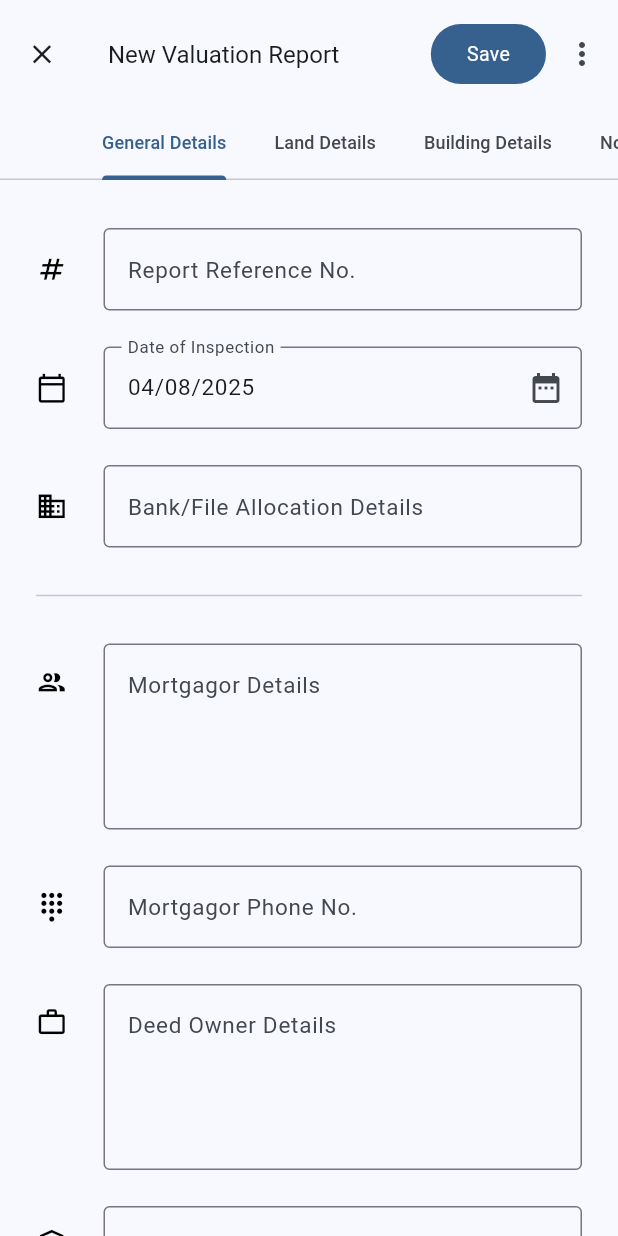
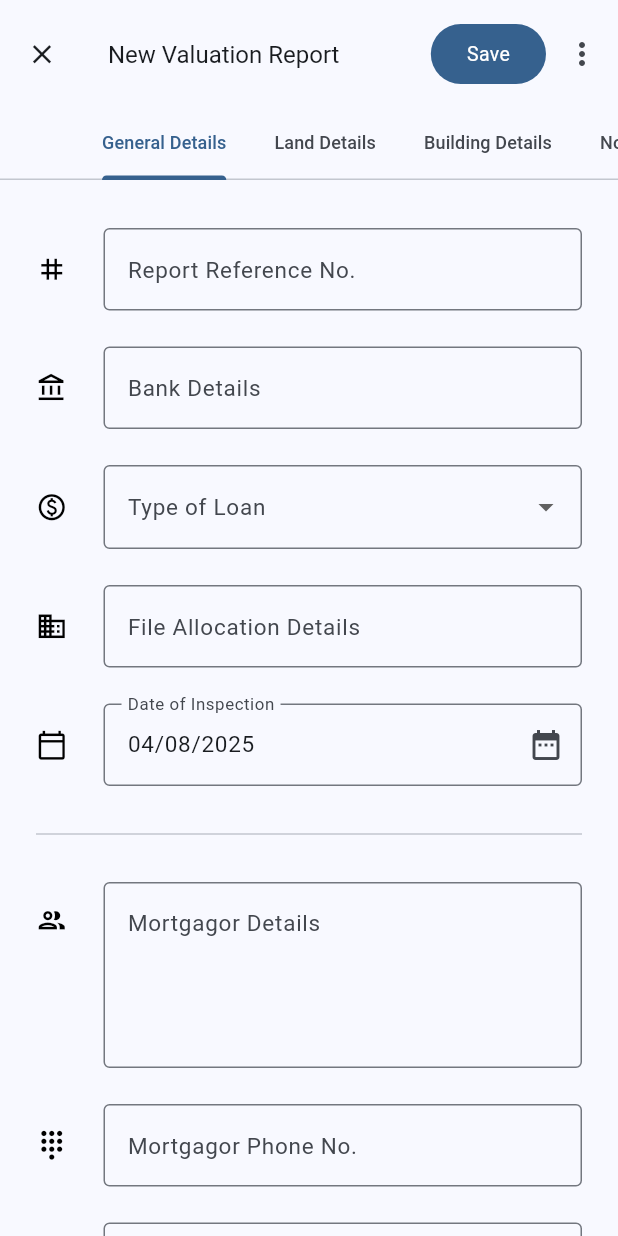
Before and after one commit to deninpaul/ValuatorX, a Flutter app: the HomeScreen screen opened by its route, after a tap on "New report", on a phone screen of 412 x 824 dp. Run offline on Flutter 3.47's test engine with Material 3 defaults, Android fonts, the phone set to English and light mode, and no system bars; our stand-ins replace flutter_compass, flutter_dotenv, flutter_map, geocoding, geolocator, hive_ce and 4 more; missing offline and left inert: dart:html, flutter_map_cache, flutter_map_marker_cluster, flutter_quill, http_cache_hive_store, markdown and 2 more; accounts and stored records are empty.

Commit message:
feat: new Valuation fields

```diff
--- a/lib/models/valuation.dart
+++ b/lib/models/valuation.dart
@@ -10,11 +10,14 @@ class Valuation {
   final String reportReference;
   final String fileAllocationDetail;
   final String dateOfInspection;
+  final String bankDetails;
+  final String typeOfLoan;
   final String mortgagorDetail;
   final String mortgagorNumber;
   final String deedOwnerDetail;
   final String legalReportDetail;
   final String deedDocumentDetails;
+  final String landCategory;
   final String possessionCertificateDetails;
   final String locationSketchDetails;
   final String propertyTaxCertificateDetails;
@@ -82,11 +85,14 @@ class Valuation {
     required this.status,
     required this.reportLink,
     required this.fileAllocationDetail,
+    required this.bankDetails,
+    required this.typeOfLoan,
     required this.mortgagorDetail,
     required this.mortgagorNumber,
     required this.deedOwnerDetail,
     required this.legalReportDetail,
     required this.deedDocumentDetails,
+    required this.landCategory,
     required this.possessionCertificateDetails,
     required this.locationSketchDetails,
     required this.propertyTaxCertificateDetails,
@@ -153,11 +159,14 @@ class Valuation {
   static const String DATE_OF_INSPECTION = "Date of Inspection";
   static const String STATUS = "Status";
   static const String FILE_ALLOCATION_DETAIL = "Bank/File Allocation Details";
+  static const String BANK_DETAIL = "Bank Details";
+  static const String TYPE_OF_LOAN = "Type of Loan";
   static const String MORTGAGOR_DETAIL = "Mortgagor Details";
   static const String MORTGAGOR_MOBILE = "Mortgagor Phone No.";
   static const String DEED_OWNER_DETAIL = "Deed Owner Details";
   static const String LEGAL_REPORT_REFERENCE = "Legal Report Date/Clause No.";
   static const String DEED_DOCUMENT_DETAILS = "Deed Number/Data/SRO";
+  static const String LAND_CATEGORY = "Land Category";
   static const String POCCESSION_CERTIFICATE_DETAILS = "Poccession Certificate Details";
   static const String LOCATION_SKETCH_DETAILS = "Location Sketch Details";
   static const String PROPERTY_TAX_CERTICATE_DETAILS = "Property Tax Certicate Details";
@@ -226,11 +235,14 @@ class Valuation {
       fileAllocationDetail: (json[FILE_ALLOCATION_DETAIL] ?? "").toString(),
       dateOfInspection: (json[DATE_OF_INSPECTION] ?? "").toString(),
       status: (json[STATUS] ?? "").toString(),
+      bankDetails: (json[BANK_DETAIL] ?? "").toString(),
+      typeOfLoan: (json[TYPE_OF_LOAN] ?? "").toString(),
       mortgagorDetail: (json[MORTGAGOR_DETAIL] ?? "").toString(),
       mortgagorNumber: (json[MORTGAGOR_MOBILE] ?? "").toString(),
       deedOwnerDetail: (json[DEED_OWNER_DETAIL] ?? "").toString(),
       legalReportDetail: (json[LEGAL_REPORT_REFERENCE] ?? "").toString(),
       deedDocumentDetails: (json[DEED_DOCUMENT_DETAILS] ?? "").toString(),
+      landCategory: (json[LAND_CATEGORY] ?? "").toString(),
       possessionCertificateDetails: (json[POCCESSION_CERTIFICATE_DETAILS] ?? "").toString(),
       locationSketchDetails: (json[LOCATION_SKETCH_DETAILS] ?? "").toString(),
       propertyTaxCertificateDetails: (json[PROPERTY_TAX_CERTICATE_DETAILS] ?? "").toString(),
@@ -301,10 +313,13 @@ class Valuation {
       DATE_OF_INSPECTION: dateOfInspection,
       STATUS: status,
       FILE_ALLOCATION_DETAIL: fileAllocationDetail,
+      BANK_DETAIL: bankDetails,
+      TYPE_OF_LOAN: typeOfLoan,
       MORTGAGOR_DETAIL: mortgagorDetail,
       MORTGAGOR_MOBILE: mortgagorNumber,
       DEED_OWNER_DETAIL: deedOwnerDetail,
       DEED_DOCUMENT_DETAILS: deedDocumentDetails,
+      LAND_CATEGORY: landCategory,
       LEGAL_REPORT_REFERENCE: legalReportDetail,
       POCCESSION_CERTIFICATE_DETAILS: possessionCertificateDetails,
       LOCATION_SKETCH_DETAILS: locationSketchDetails,
@@ -402,10 +417,13 @@ class Valuation {
     DATE_OF_INSPECTION,
     STATUS,
     FILE_ALLOCATION_DETAIL,
+    BANK_DETAIL,
+    TYPE_OF_LOAN,
     MORTGAGOR_DETAIL,
     MORTGAGOR_MOBILE,
     DEED_OWNER_DETAIL,
     DEED_DOCUMENT_DETAILS,
+    LAND_CATEGORY,
     LEGAL_REPORT_REFERENCE,
     POCCESSION_CERTIFICATE_DETAILS,
     LOCATION_SKETCH_DETAILS,
@@ -493,4 +511,8 @@ class Valuation {
   static const doorOptions = ["To be executed", "Wooden frame with panelled wooden door", "Wooden frame with modular door", "Wooden frame with laminate plywood door", "-"];
 
   static const rccProtectionOptions = ["To be executed", "Cement mortar screed laid to slope", "GI powder coated tiled profile sheet on steel truss", "Designed mangalore tiles on steel truss", "Mangalore tiles laid on slope roof", "-"];
+
+  static const typeOfLoanOptions = ["Education Loan", "Loan against Property", "Housing Loan", "Reserved Price", "-"];
+
+  static const landCategoryOptions = ["Purayidam", "Wet Land", "Parambu", "Nanja", "Wet Land Converted", "-"];
 }
--- a/lib/pages/common/button/create_button.dart
+++ b/lib/pages/common/button/create_button.dart
@@ -7,8 +7,9 @@ class CreateButton extends StatefulWidget {
   final String label;
   final Widget Function(String option) onOpen;
   final List<CreateButtonOption> options;
+  final bool isLoading;
 
-  const CreateButton({super.key, required this.label, this.options = const [], required this.onOpen});
+  const CreateButton({super.key, required this.label, this.options = const [], required this.onOpen, this.isLoading = false});
 
   @override
   State<CreateButton> createState() => _CreateButtonState();
@@ -44,7 +45,11 @@ class _CreateButtonState extends State<CreateButton> {
           child: Text(
             label,
             textAlign: TextAlign.right,
-            style: theme.textTheme.labelLarge!.copyWith(fontWeight: FontWeight.normal, overflow: TextOverflow.ellipsis, color: colorScheme.onPrimaryContainer),
+            style: theme.textTheme.labelLarge!.copyWith(
+              fontWeight: FontWeight.normal,
+              overflow: TextOverflow.ellipsis,
+              color: colorScheme.onPrimaryContainer,
+            ),
           ),
         ),
       );
@@ -72,7 +77,7 @@ class _CreateButtonState extends State<CreateButton> {
                 child: Padding(
                   padding: EdgeInsets.symmetric(horizontal: 8, vertical: 15),
                   child: ConstrainedBox(
-                    constraints: BoxConstraints(maxWidth: 180),
+                    constraints: BoxConstraints(maxWidth: 160),
                     child: Column(
                       spacing: 0,
                       crossAxisAlignment: CrossAxisAlignment.stretch,
@@ -96,7 +101,7 @@ class _CreateButtonState extends State<CreateButton> {
             ),
           ),
           OpenContainer(
-            transitionType: ContainerTransitionType.fade,
+            transitionType: ContainerTransitionType.fadeThrough,
             openBuilder: (context, _) {
               return widget.onOpen(option);
             },
@@ -112,14 +117,15 @@ class _CreateButtonState extends State<CreateButton> {
               return widget.options.isEmpty
                   ? FloatingActionButton.extended(
                     elevation: 0,
-                    onPressed: widget.options.isEmpty ? openContainer : toggleMenu,
+                    foregroundColor: widget.isLoading ? theme.disabledColor : colorScheme.onPrimaryContainer,
+                    onPressed: !widget.isLoading ? (widget.options.isEmpty ? openContainer : toggleMenu) : null,
                     icon: const Icon(Icons.add, size: 16),
                     label: Text(widget.label, style: TextStyle(fontWeight: FontWeight.normal)),
                   )
                   : TextButton(
-                    onPressed: toggleMenu,
+                    onPressed: !widget.isLoading ? toggleMenu : null,
                     style: TextButton.styleFrom(
-                      padding: EdgeInsets.symmetric(vertical: kIsWeb ? 26 : 18, horizontal: 18),
+                      padding: kIsWeb ? EdgeInsets.fromLTRB(15, 26, 20, 26) : EdgeInsets.fromLTRB(15, 18, 20, 18),
                       backgroundColor: Colors.transparent,
                       shape: BeveledRectangleBorder(),
                       elevation: 0,
@@ -141,8 +147,6 @@ class _CreateButtonState extends State<CreateButton> {
                           if (!open && showLabel)
                             Text(
                               widget.label,
-                              overflow: TextOverflow.clip,
-                              softWrap: true,
                               style: TextStyle(fontWeight: FontWeight.normal),
                             ),
                         ],
--- a/lib/pages/common/expandable_list.dart
+++ b/lib/pages/common/expandable_list.dart
@@ -46,7 +46,7 @@ class _ExpandableListState<T> extends State<ExpandableList<T>> {
     final colorScheme = theme.colorScheme;
     final double dividerIntent = isMobile(context) ? 21 : 24;
     final Divider divider = Divider(color: theme.dividerColor.withAlpha(64), indent: dividerIntent, endIndent: dividerIntent);
-    final minHeight = MediaQuery.of(context).size.height - 300 - (isMobile(context) ? 96 : 0) + (kIsWeb ? 28 : 0);
+    final minHeight = MediaQuery.of(context).size.height - 300 + (kIsWeb ? 28 : 0);
 
     final int itemsToShow = widget.items.isEmpty ? 0 : (_displayCount > widget.items.length ? widget.items.length : _displayCount);
     final bool showViewMoreButton = itemsToShow < widget.items.length;
@@ -54,7 +54,7 @@ class _ExpandableListState<T> extends State<ExpandableList<T>> {
     return Container(
       constraints: BoxConstraints(minHeight: minHeight),
       padding: const EdgeInsets.symmetric(vertical: 4),
-      margin: const EdgeInsets.only(bottom: 15),
+      margin: EdgeInsets.only(bottom: isMobile(context) ? 0 : 15),
       decoration: BoxDecoration(color: colorScheme.surface, borderRadius: BorderRadius.circular(26)),
       child: Column(
         mainAxisSize: MainAxisSize.min,
--- a/lib/pages/more/more_screen.dart
+++ b/lib/pages/more/more_screen.dart
@@ -191,7 +191,7 @@ class _MoreScreenState extends State<MoreScreen> {
                   Spacer(),
                   Container(
                     padding: EdgeInsets.only(bottom: isMobile(context) ? 8 : 11, top: 18),
-                    child: Text("ValuatorX\nApp Version: v1.0.4", textAlign: TextAlign.center, style: TextStyle(color: theme.hintColor)),
+                    child: Text("ValuatorX\nApp Version: v1.0.5", textAlign: TextAlign.center, style: TextStyle(color: theme.hintColor)),
                   ),
                 ],
               ),
--- a/lib/pages/valuation/valuation_form.dart
+++ b/lib/pages/valuation/valuation_form.dart
@@ -146,7 +146,7 @@ class _ValuationFormState extends State<ValuationForm> with TickerProviderStateM
         context: context,
         builder:
             (_) =>
-                DiscardDialog(actions: {"Discard": cancelDraft, if (editMode) "Save changes": submitForm else "Save as draft": saveDraft}),
+                DiscardDialog(actions: {"Discard": cancelDraft, if (editMode) "Save changes": submitForm else if (!templateMode) "Save as draft": saveDraft}),
       );
     } else {
       Navigator.pop(context);
@@ -224,16 +224,35 @@ class _ValuationFormState extends State<ValuationForm> with TickerProviderStateM
                           BasicField(
                             name: 'Template Name',
                             controller: controllers[Valuation.DATE_OF_INSPECTION]!,
-                            icon: Icons.file_copy_outlined,
+                            icon: Icons.description_outlined,
                             focusField: widget.focusField,
                             required: true,
                           ),
                         BasicField(
                           name: Valuation.REPORT_REFERENCE,
                           controller: controllers[Valuation.REPORT_REFERENCE]!,
-                          icon: Icons.numbers,
+                          icon: Icons.grid_3x3_outlined,
                           focusField: widget.focusField,
                           required: true,
+                        ),
+                        BasicField(
+                          name: Valuation.BANK_DETAIL,
+                          controller: controllers[Valuation.BANK_DETAIL]!,
+                          icon: Icons.account_balance_outlined,
+                          focusField: widget.focusField,
+                        ),
+                        DropdownField(
+                          name: Valuation.TYPE_OF_LOAN,
+                          controller: controllers[Valuation.TYPE_OF_LOAN]!,
+                          icon: Icons.paid_outlined,
+                          focusField: widget.focusField,
+                          options: Valuation.typeOfLoanOptions,
+                        ),
+                        BasicField(
+                          name: "File Allocation Details",
+                          controller: controllers[Valuation.FILE_ALLOCATION_DETAIL]!,
+                          icon: Icons.business_outlined,
+                          focusField: widget.focusField,
                         ),
                         if (!templateMode)
                           DatePickerField(
@@ -243,12 +262,6 @@ class _ValuationFormState extends State<ValuationForm> with TickerProviderStateM
                             focusField: widget.focusField,
                             required: true,
                           ),
-                        BasicField(
-                          name: Valuation.FILE_ALLOCATION_DETAIL,
-                          controller: controllers[Valuation.FILE_ALLOCATION_DETAIL]!,
-                          icon: Icons.business_outlined,
-                          focusField: widget.focusField,
-                        ),
                         Divider(),
                         AreaField(
                           name: Valuation.MORTGAGOR_DETAIL,
@@ -280,6 +293,13 @@ class _ValuationFormState extends State<ValuationForm> with TickerProviderStateM
                           controller: controllers[Valuation.DEED_DOCUMENT_DETAILS]!,
                           icon: Icons.assignment_ind_outlined,
                           focusField: widget.focusField,
+                        ),
+                        DropdownField(
+                          name: Valuation.LAND_CATEGORY,
+                          controller: controllers[Valuation.LAND_CATEGORY]!,
+                          icon: Icons.landscape_outlined,
+                          focusField: widget.focusField,
+                          options: Valuation.landCategoryOptions,
                         ),
                         AreaField(
                           name: Valuation.POCCESSION_CERTIFICATE_DETAILS,
--- a/lib/pages/valuation/valuation_screen.dart
+++ b/lib/pages/valuation/valuation_screen.dart
@@ -131,6 +131,7 @@ class _ValuationsState extends State<Valuations> with WidgetsBindingObserver {
             floatingActionButton: CreateButton(
               label: "New report",
               onOpen: openValuationForm,
+              isLoading: provider.isLoading,
               options: provider.templates.map((val) => CreateButtonOption(id: val.id, label: val.templateTile)).toList(),
             ),
             body: RefreshIndicator(
--- a/lib/services/valuation_service.dart
+++ b/lib/services/valuation_service.dart
@@ -13,7 +13,7 @@ class ValuationService extends ExcelService {
 
   final _driveId = "b!bjWHx8vaSUGa2c_fZH7AoTlNAe4QjSFKrgLAyq8Smcgfz6YLhZb1T7j74-c_w8yy";
   final _reportPath = "/drive/root:/SAMANTO ASSOCIATES (P) Ltd/00 VALUATION/Apps/Uploads";
-  final _templateId = "01OTD6NSKJH6IV3JKRMBGKWNTKXJLS2CGK";
+  final _templateId = "01OTD6NSJAS6L7SDOXRZBZFNQNIHTN723N";
 
   Future createNewReportWorksheet({required Client client, required String fileName}) async {
     try {
--- a/lib/utils/common.dart
+++ b/lib/utils/common.dart
@@ -46,7 +46,8 @@ bool isDesktop(BuildContext context) {
   return width > 1280;
 }
 
-EdgeInsets formPadding(BuildContext context) => EdgeInsets.symmetric(horizontal: isMobile(context) ? 24 : (isDesktop(context) ? 240 : 48), vertical: 32);
+EdgeInsets formPadding(BuildContext context) =>
+    EdgeInsets.symmetric(horizontal: isMobile(context) ? 24 : (isDesktop(context) ? 240 : 48), vertical: 32);
 
 String normalizeString(String input) {
   return input.toLowerCase().replaceAll(RegExp(r'[^\w]+'), ' ').trim();
--- a/pubspec.yaml
+++ b/pubspec.yaml
@@ -1,7 +1,7 @@
 name: valuatorx
 description: "Create and manage valuation reports and more with ValuatorX"
 publish_to: 'none'
-version: 1.0.4+33
+version: 1.0.5+35
 environment:
   sdk: ^3.7.0
 dependencies:
```
Also changed, not shown: lib/pages/valuation/valuation_details.dart (+23 -2 lines).
